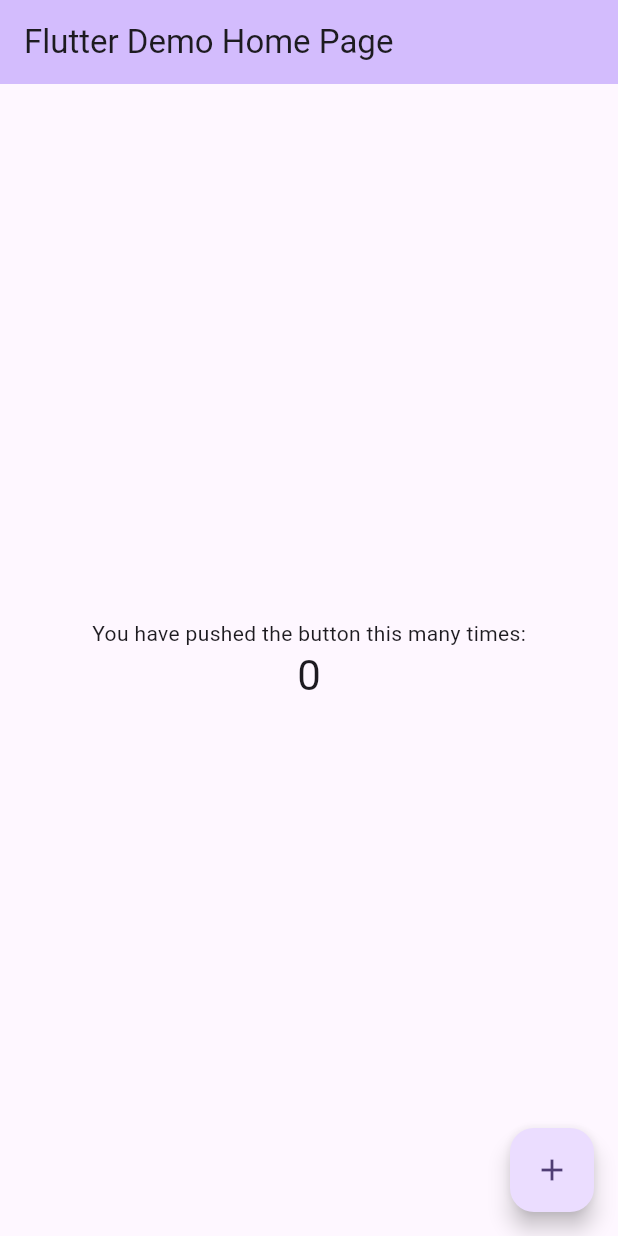
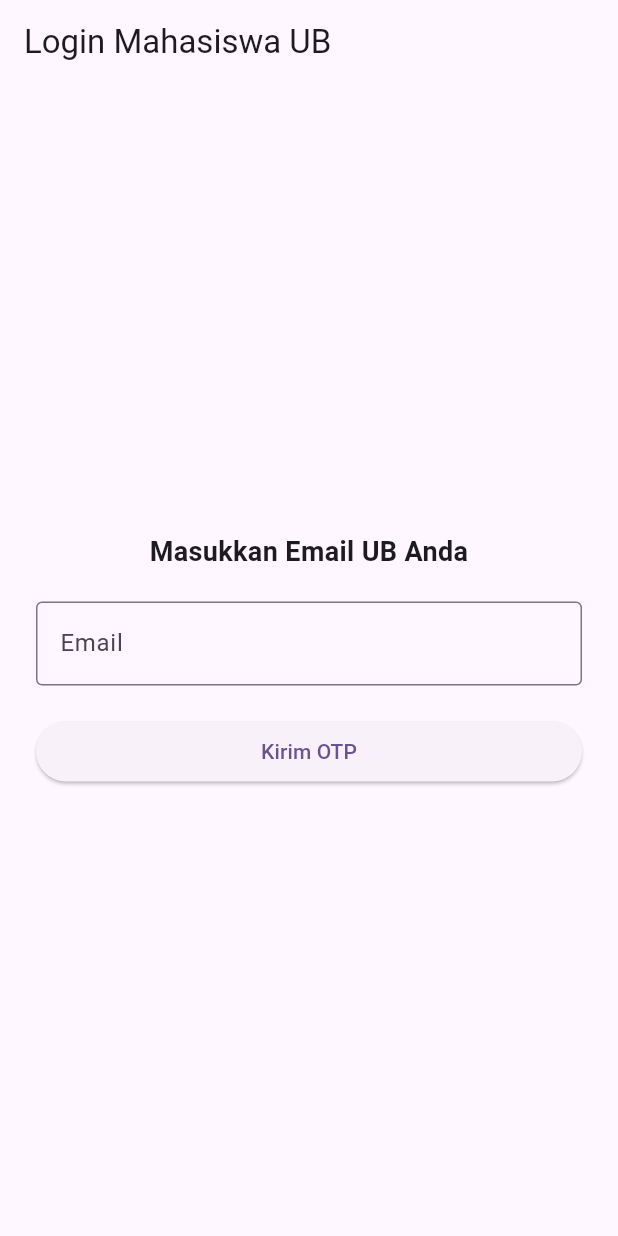
Before and after one commit to nabathnm/Brawigo, a Flutter app: the screen it shows after launch, on a phone screen of 412 x 824 dp. Run offline on Flutter 3.47's test engine with Material 3 defaults, Android fonts, the phone set to English and light mode, and no system bars; our stand-ins replace flutter_dotenv, supabase_flutter; accounts and stored records are empty.

Commit message:
feat : register with otp

```diff
--- /dev/null
+++ b/lib/auth_screen.dart
@@ -0,0 +1,184 @@
+import 'package:flutter/material.dart';
+import 'package:supabase_flutter/supabase_flutter.dart';
+
+class AuthScreen extends StatefulWidget {
+  const AuthScreen({super.key});
+
+  @override
+  State<AuthScreen> createState() => _AuthScreenState();
+}
+
+class _AuthScreenState extends State<AuthScreen> {
+  final _emailController = TextEditingController();
+  final _otpController = TextEditingController();
+
+  bool _isLoading = false;
+  bool _isOtpSent =
+      false;
+
+  final supabase = Supabase.instance.client;
+
+
+  Future<void> _sendOtp() async {
+    final email = _emailController.text.trim();
+
+    if (!email.endsWith('@student.ub.ac.id')) {
+      ScaffoldMessenger.of(context).showSnackBar(
+        const SnackBar(
+          content: Text('Akses ditolak. Gunakan email @student.ub.ac.id!'),
+        ),
+      );
+      return;
+    }
+
+    setState(() => _isLoading = true);
+
+    try {
+
+      await supabase.auth.signInWithOtp(email: email,shouldCreateUser: true);
+
+      setState(() {
+        _isOtpSent = true;
+      });
+
+      if (mounted) {
+        ScaffoldMessenger.of(context).showSnackBar(
+          const SnackBar(content: Text('OTP berhasil dikirim ke email Anda.')),
+        );
+      }
+    } catch (error) {
+      if (mounted) {
+        ScaffoldMessenger.of(
+          context,
+        ).showSnackBar(SnackBar(content: Text('Terjadi kesalahan: $error')));
+      }
+    } finally {
+      setState(() => _isLoading = false);
+    }
+  }
+
+
+  Future<void> _verifyOtp() async {
+    final email = _emailController.text.trim();
+    final otp = _otpController.text.trim();
+
+    if (otp.isEmpty) {
+      ScaffoldMessenger.of(
+        context,
+      ).showSnackBar(const SnackBar(content: Text('Masukkan kode OTP!')));
+      return;
+    }
+
+    setState(() => _isLoading = true);
+
+    try {
+
+      final AuthResponse res = await supabase.auth.verifyOTP(
+        type: OtpType.email,
+        email: email,
+        token: otp,
+      );
+
+      if (res.session != null) {
+        if (mounted) {
+          ScaffoldMessenger.of(
+            context,
+          ).showSnackBar(const SnackBar(content: Text('Login Berhasil!')));
+          //Navigator.pushReplacement(context, MaterialPageRoute(builder: (_) => HomeScreen()));
+        }
+      }
+    } catch (error) {
+      if (mounted) {
+        ScaffoldMessenger.of(context).showSnackBar(
+          const SnackBar(content: Text('OTP salah atau kadaluarsa.')),
+        );
+      }
+    } finally {
+      setState(() => _isLoading = false);
+    }
+  }
+
+  @override
+  void dispose() {
+    _emailController.dispose();
+    _otpController.dispose();
+    super.dispose();
+  }
+
+  @override
+  Widget build(BuildContext context) {
+    return Scaffold(
+      appBar: AppBar(title: const Text('Login Mahasiswa UB')),
+      body: Padding(
+        padding: const EdgeInsets.all(24.0),
+        child: Center(
+          child: Column(
+            mainAxisAlignment: MainAxisAlignment.center,
+            crossAxisAlignment: CrossAxisAlignment.stretch,
+            children: [
+              if (!_isOtpSent) ...[
+
+                const Text(
+                  'Masukkan Email UB Anda',
+                  textAlign: TextAlign.center,
+                  style: TextStyle(fontSize: 18, fontWeight: FontWeight.bold),
+                ),
+                const SizedBox(height: 20),
+                TextField(
+                  controller: _emailController,
+                  keyboardType: TextInputType.emailAddress,
+                  decoration: const InputDecoration(
+                    labelText: 'Email',
+                    hintText: 'contoh@student.ub.ac.id',
+                    border: OutlineInputBorder(),
+                  ),
+                ),
+                const SizedBox(height: 20),
+                ElevatedButton(
+                  onPressed: _isLoading ? null : _sendOtp,
+                  child: _isLoading
+                      ? const CircularProgressIndicator()
+                      : const Text('Kirim OTP'),
+                ),
+              ] else ...[
+
+                Text(
+                  'Masukkan OTP yang dikirim ke\n${_emailController.text}',
+                  textAlign: TextAlign.center,
+                  style: const TextStyle(fontSize: 16),
+                ),
+                const SizedBox(height: 20),
+                TextField(
+                  controller: _otpController,
+                  keyboardType: TextInputType.number,
+                  textAlign: TextAlign.center,
+                  decoration: const InputDecoration(
+                    labelText: 'Kode OTP',
+                    border: OutlineInputBorder(),
+                  ),
+                ),
+                const SizedBox(height: 20),
+                ElevatedButton(
+                  onPressed: _isLoading ? null : _verifyOtp,
+                  child: _isLoading
+                      ? const CircularProgressIndicator()
+                      : const Text('Verifikasi & Login'),
+                ),
+                TextButton(
+                  onPressed: () {
+
+                    setState(() {
+                      _isOtpSent = false;
+                      _otpController.clear();
+                    });
+                  },
+                  child: const Text('Ganti Email'),
+                ),
+              ],
+            ],
+          ),
+        ),
+      ),
+    );
+  }
+}
--- a/lib/main.dart
+++ b/lib/main.dart
@@ -1,122 +1,39 @@
 import 'package:flutter/material.dart';
+import 'package:supabase_flutter/supabase_flutter.dart';
+import 'package:flutter_dotenv/flutter_dotenv.dart';
 
-void main() {
+import 'auth_screen.dart';
+
+void main() async {
+
+  WidgetsFlutterBinding.ensureInitialized();
+
+  await dotenv.load(fileName: ".env");
+
+  final supabaseUrl = dotenv.env['SUPABASE_API_KEY']!;
+  final supabaseAnonKey = dotenv.env['SUPABASE_API_URL']!;
+
+  await Supabase.initialize(url: supabaseUrl, anonKey: supabaseAnonKey);
+
   runApp(const MyApp());
 }
 
 class MyApp extends StatelessWidget {
   const MyApp({super.key});
 
-  // This widget is the root of your application.
   @override
   Widget build(BuildContext context) {
     return MaterialApp(
-      title: 'Flutter Demo',
+      title: 'Brawigo',
+      debugShowCheckedModeBanner:
+          false,
       theme: ThemeData(
-        // This is the theme of your application.
-        //
-        // TRY THIS: Try running your application with "flutter run". You'll see
-        // the application has a purple toolbar. Then, without quitting the app,
-        // try changing the seedColor in the colorScheme below to Colors.green
-        // and then invoke "hot reload" (save your changes or press the "hot
-        // reload" button in a Flutter-supported IDE, or press "r" if you used
-        // the command line to start the app).
-        //
-        // Notice that the counter didn't reset back to zero; the application
-        // state is not lost during the reload. To reset the state, use hot
-        // restart instead.
-        //
-        // This works for code too, not just values: Most code changes can be
-        // tested with just a hot reload.
-        colorScheme: .fromSeed(seedColor: Colors.deepPurple),
+
+        colorScheme: ColorScheme.fromSeed(seedColor: Colors.deepPurple),
+        useMaterial3: true,
       ),
-      home: const MyHomePage(title: 'Flutter Demo Home Page'),
+
+      home: const AuthScreen(),
     );
   }
 }
-
-class MyHomePage extends StatefulWidget {
-  const MyHomePage({super.key, required this.title});
-
-  // This widget is the home page of your application. It is stateful, meaning
-  // that it has a State object (defined below) that contains fields that affect
-  // how it looks.
-
-  // This class is the configuration for the state. It holds the values (in this
-  // case the title) provided by the parent (in this case the App widget) and
-  // used by the build method of the State. Fields in a Widget subclass are
-  // always marked "final".
-
-  final String title;
-
-  @override
-  State<MyHomePage> createState() => _MyHomePageState();
-}
-
-class _MyHomePageState extends State<MyHomePage> {
-  int _counter = 0;
-
-  void _incrementCounter() {
-    setState(() {
-      // This call to setState tells the Flutter framework that something has
-      // changed in this State, which causes it to rerun the build method below
-      // so that the display can reflect the updated values. If we changed
-      // _counter without calling setState(), then the build method would not be
-      // called again, and so nothing would appear to happen.
-      _counter++;
-    });
-  }
-
-  @override
-  Widget build(BuildContext context) {
-    // This method is rerun every time setState is called, for instance as done
-    // by the _incrementCounter method above.
-    //
-    // The Flutter framework has been optimized to make rerunning build methods
-    // fast, so that you can just rebuild anything that needs updating rather
-    // than having to individually change instances of widgets.
-    return Scaffold(
-      appBar: AppBar(
-        // TRY THIS: Try changing the color here to a specific color (to
-        // Colors.amber, perhaps?) and trigger a hot reload to see the AppBar
-        // change color while the other colors stay the same.
-        backgroundColor: Theme.of(context).colorScheme.inversePrimary,
-        // Here we take the value from the MyHomePage object that was created by
-        // the App.build method, and use it to set our appbar title.
-        title: Text(widget.title),
-      ),
-      body: Center(
-        // Center is a layout widget. It takes a single child and positions it
-        // in the middle of the parent.
-        child: Column(
-          // Column is also a layout widget. It takes a list of children and
-          // arranges them vertically. By default, it sizes itself to fit its
-          // children horizontally, and tries to be as tall as its parent.
-          //
-          // Column has various properties to control how it sizes itself and
-          // how it positions its children. Here we use mainAxisAlignment to
-          // center the children vertically; the main axis here is the vertical
-          // axis because Columns are vertical (the cross axis would be
-          // horizontal).
-          //
-          // TRY THIS: Invoke "debug painting" (choose the "Toggle Debug Paint"
-          // action in the IDE, or press "p" in the console), to see the
-          // wireframe for each widget.
-          mainAxisAlignment: .center,
-          children: [
-            const Text('You have pushed the button this many times:'),
-            Text(
-              '$_counter',
-              style: Theme.of(context).textTheme.headlineMedium,
-            ),
-          ],
-        ),
-      ),
-      floatingActionButton: FloatingActionButton(
-        onPressed: _incrementCounter,
-        tooltip: 'Increment',
-        child: const Icon(Icons.add),
-      ),
-    );
-  }
-}
--- a/pubspec.yaml
+++ b/pubspec.yaml
@@ -34,10 +34,12 @@
   # The following adds the Cupertino Icons font to your application.
   # Use with the CupertinoIcons class for iOS style icons.
   cupertino_icons: ^1.0.8
+  flutter_dotenv: ^6.0.1
 
 dev_dependencies:
   flutter_test:
     sdk: flutter
+  supabase_flutter: ^2.4.0
 
   # The "flutter_lints" package below contains a set of recommended lints to
   # encourage good coding practices. The lint set provided by the package is
@@ -56,7 +58,8 @@
   # included with your application, so that you can use the icons in
   # the material Icons class.
   uses-material-design: true
-
+  assets:
+    - .env
   # To add assets to your application, add an assets section, like this:
   # assets:
   #   - images/a_dot_burr.jpeg
```
Also changed, not shown: lib/HomeScreen.dart (added), pubspec.lock, 6 other files.
